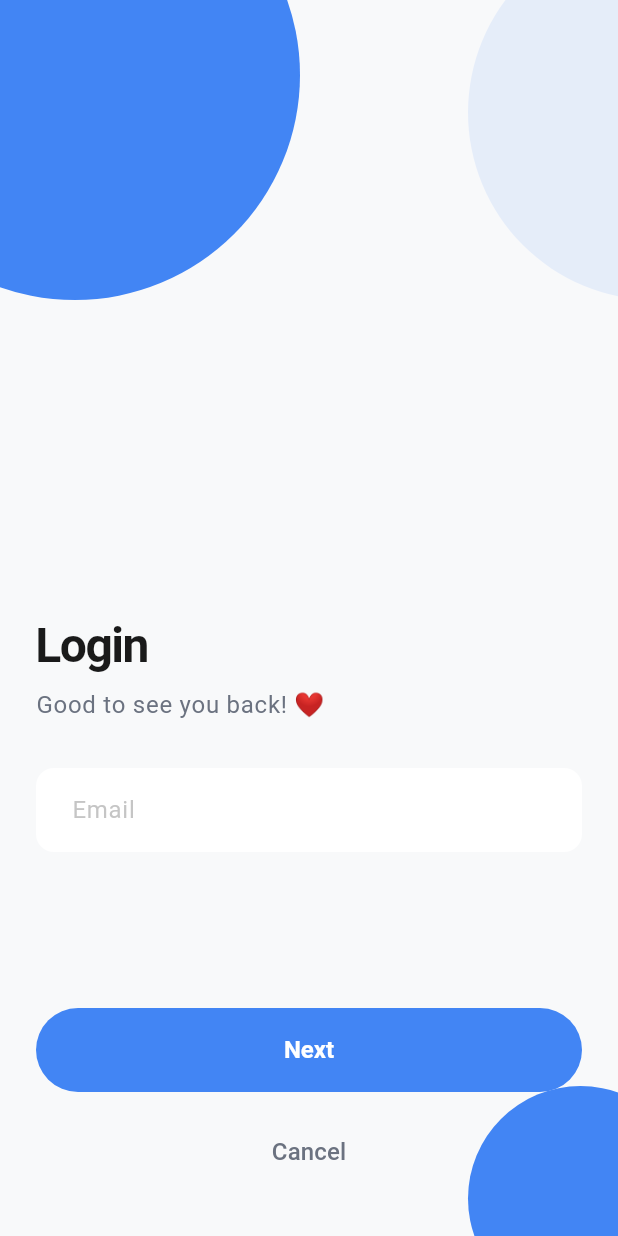
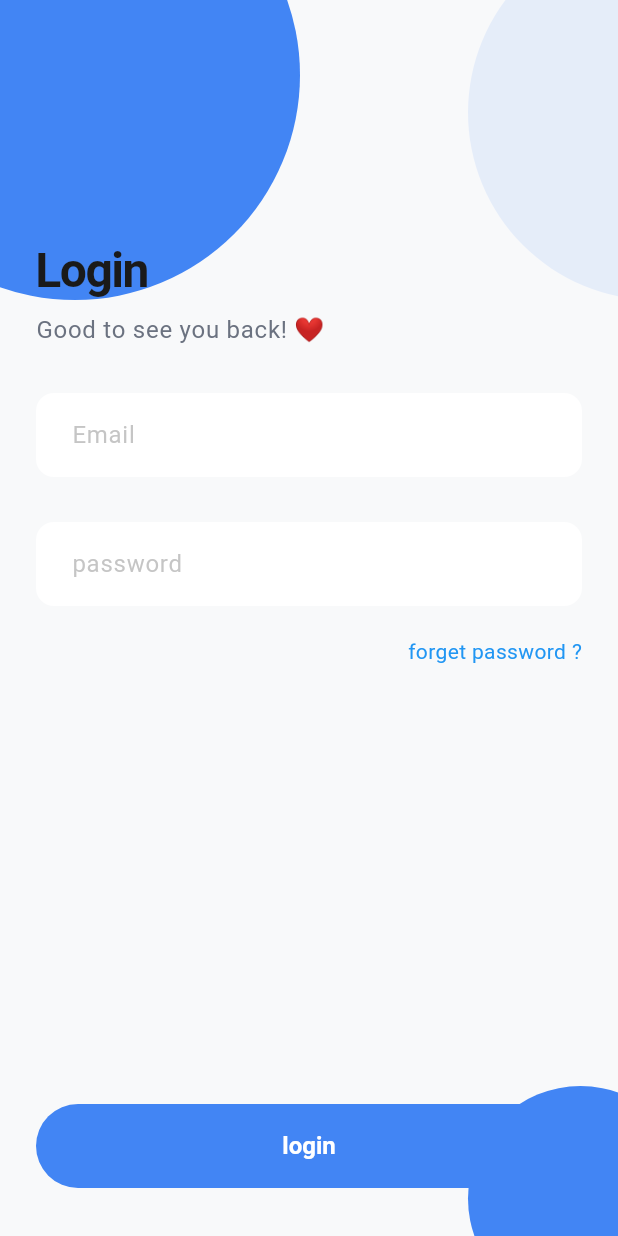
Before and after one commit to OMKAR1022/Ecommerce_app, a Flutter app: the screen it shows after launch, after a tap on "Let's get started", after a tap on "Cancel", after a tap on "I already have an account", on a phone screen of 412 x 824 dp. Run offline on Flutter 3.47's test engine with Material 3 defaults, Android fonts, the phone set to English and light mode, and no system bars; our stand-ins replace flutter_riverpod, go_router; network calls fail.

Commit message:
chnging login page ui

```diff
--- a/lib/features/presentation/pages/login_page.dart
+++ b/lib/features/presentation/pages/login_page.dart
@@ -19,7 +19,7 @@ class _LoginPageState extends ConsumerState<LoginPage> {
   Widget build(BuildContext context) {
     return CurvedBackground(
       child: Padding(
-        padding:  EdgeInsets.only(top: 350,right: 24,left: 24),
+        padding:  EdgeInsets.only(top: 100,right: 24,left: 24),
         child: Column(
           crossAxisAlignment: CrossAxisAlignment.start,
 
@@ -69,6 +69,30 @@ class _LoginPageState extends ConsumerState<LoginPage> {
                 ),
               ),
             ),
+            const SizedBox(height: 30),
+            TextField(
+              controller: _emailController,
+              decoration: InputDecoration(
+                hintText: 'password',
+                hintStyle: TextStyle(
+                  color: Colors.grey.withOpacity(0.6),
+                ),
+                border: OutlineInputBorder(
+                  borderRadius: BorderRadius.circular(12),
+                  borderSide: BorderSide.none,
+                ),
+                filled: true,
+                fillColor: Colors.white,
+                contentPadding: const EdgeInsets.symmetric(
+                  horizontal: 20,
+                  vertical: 16,
+                ),
+              ),
+            ),
+            const SizedBox(height: 20),
+            Align(
+              alignment: Alignment.centerRight,
+                child: Text("forget password ?",style: TextStyle(color: Colors.blue),)),
             const Spacer(),
             SizedBox(
               width: double.infinity,
@@ -87,7 +111,7 @@ class _LoginPageState extends ConsumerState<LoginPage> {
                   elevation: 0,
                 ),
                 child: const Text(
-                  'Next',
+                  'login',
                   style: TextStyle(
                     fontSize: 16,
                     fontWeight: FontWeight.w600,
@@ -95,21 +119,7 @@ class _LoginPageState extends ConsumerState<LoginPage> {
                 ),
               ),
             ),
-            const SizedBox(height: 16),
-            Center(
-              child: TextButton(
-                onPressed: () {
-                  context.go('/onboarding');
-                },
-                child: const Text(
-                  'Cancel',
-                  style: TextStyle(
-                    color: Color(0xFF6B7280),
-                    fontSize: 16,
-                  ),
-                ),
-              ),
-            ),
+
             const SizedBox(height: 32),
           ],
         ),
--- a/lib/features/presentation/widget/curved_background.dart
+++ b/lib/features/presentation/widget/curved_background.dart
@@ -63,7 +63,7 @@ class CurvedBackground extends StatelessWidget {
           // Avatar if needed
           if (showAvatar)
             Positioned(
-              top: 120,
+              top: 300,
               left: 0,
               right: 0,
               child: Center(
```
Also changed, not shown: lib/features/presentation/pages/password_page.dart (+5 -33 lines).
